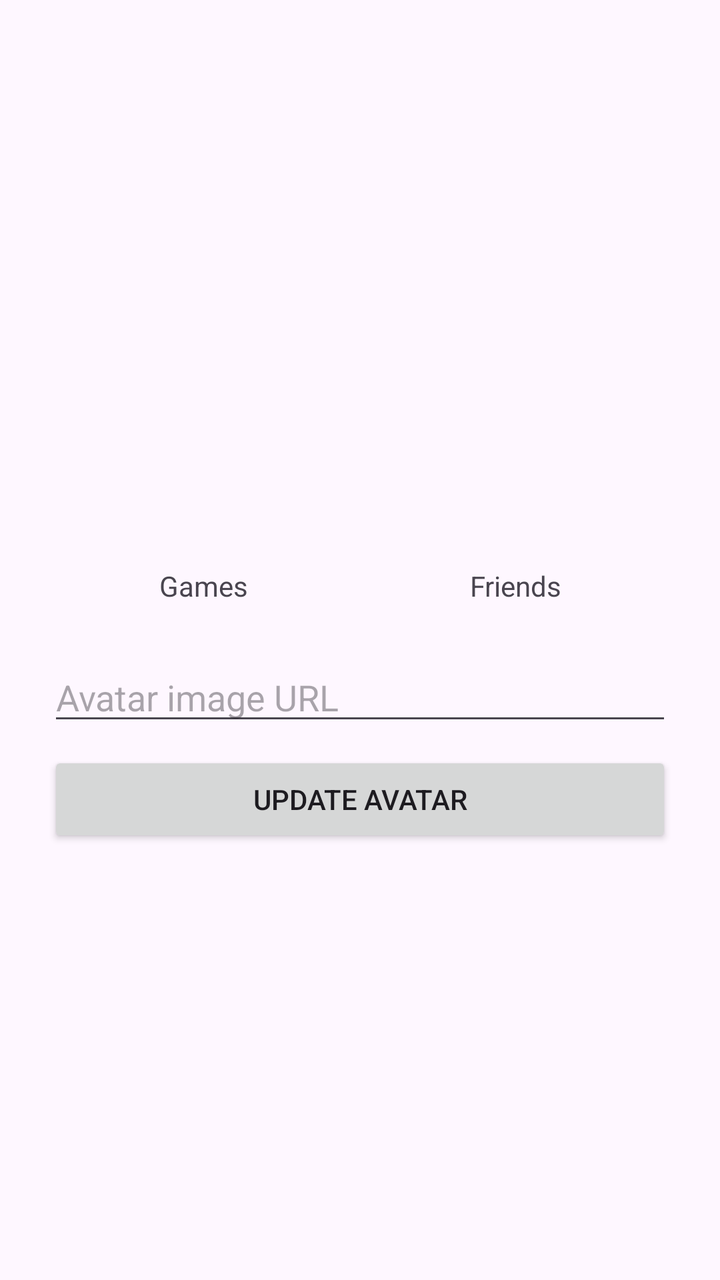
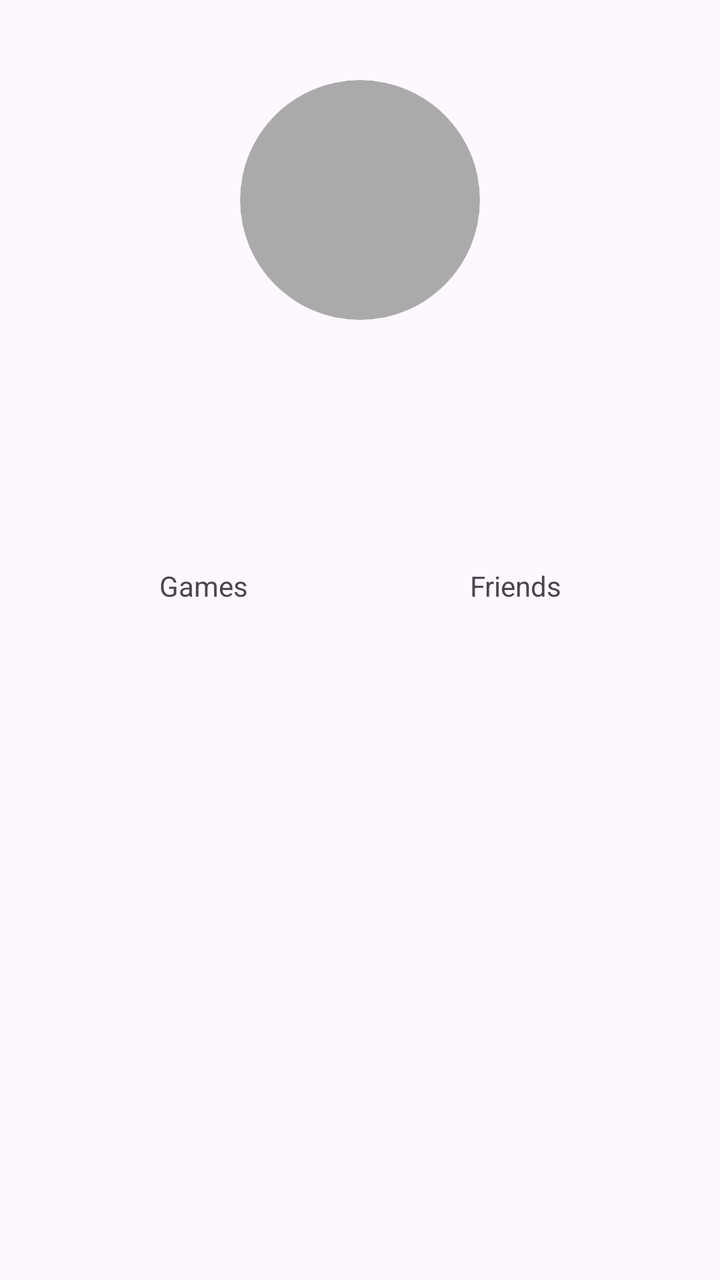

Before-and-after screenshots of an Android layout around one commit, followed by the original layout XML and the change that was made.
<!-- AndroidManifest.xml: activity theme Theme.GameHub -->
<!-- res/layout/activity_profile.xml -->
<?xml version="1.0" encoding="utf-8"?>
<LinearLayout xmlns:android="http://schemas.android.com/apk/res/android"
    android:layout_width="match_parent"
    android:layout_height="match_parent"
    android:orientation="vertical"
    android:gravity="center_horizontal"
    android:padding="24dp">

    <ImageView
        android:id="@+id/imageAvatar"
        android:layout_width="120dp"
        android:layout_height="120dp"
        android:scaleType="centerCrop"
        android:layout_marginTop="16dp" />

    <TextView
        android:id="@+id/textUsername"
        android:layout_width="wrap_content"
        android:layout_height="wrap_content"
        android:textSize="22sp"
        android:textStyle="bold"
        android:layout_marginTop="16dp" />

    <TextView
        android:id="@+id/textEmail"
        android:layout_width="wrap_content"
        android:layout_height="wrap_content"
        android:textSize="16sp"
        android:layout_marginTop="8dp" />

    <LinearLayout
        android:layout_width="match_parent"
        android:layout_height="wrap_content"
        android:orientation="horizontal"
        android:layout_marginTop="16dp"
        android:gravity="center">

        <LinearLayout
            android:layout_width="0dp"
            android:layout_height="wrap_content"
            android:layout_weight="1"
            android:orientation="vertical"
            android:gravity="center">

            <TextView
                android:id="@+id/textGameCount"
                android:layout_width="wrap_content"
                android:layout_height="wrap_content"
                android:textSize="24sp"
                android:textStyle="bold" />

            <TextView
                android:layout_width="wrap_content"
                android:layout_height="wrap_content"
                android:text="Games" />

        </LinearLayout>

        <LinearLayout
            android:layout_width="0dp"
            android:layout_height="wrap_content"
            android:layout_weight="1"
            android:orientation="vertical"
            android:gravity="center">

            <TextView
                android:id="@+id/textFriendCount"
                android:layout_width="wrap_content"
                android:layout_height="wrap_content"
                android:textSize="24sp"
                android:textStyle="bold" />

            <TextView
                android:layout_width="wrap_content"
                android:layout_height="wrap_content"
                android:text="Friends" />

        </LinearLayout>

    </LinearLayout>

    <EditText
        android:id="@+id/editAvatarUrl"
        android:layout_width="match_parent"
        android:layout_height="wrap_content"
        android:hint="Avatar image URL"
        android:layout_marginTop="24dp" />

    <Button
        android:id="@+id/buttonUpdateAvatar"
        android:layout_width="match_parent"
        android:layout_height="wrap_content"
        android:text="Update Avatar"
        android:layout_marginTop="8dp" />

    <TextView
        android:id="@+id/textError"
        android:layout_width="match_parent"
        android:layout_height="wrap_content"
        android:textColor="#FF0000"
        android:layout_marginTop="8dp" />

</LinearLayout>
<!-- resources referenced by this layout -->
<resources>
  <style name="Theme.GameHub" parent="Theme.Material3.DayNight.NoActionBar" />
</resources>

<!-- the commit's change to res/layout/activity_profile.xml (unified diff, before → after) -->
@@ -11,6 +11,8 @@
         android:layout_width="120dp"
         android:layout_height="120dp"
         android:scaleType="centerCrop"
+        android:background="@drawable/circle_background"
+        android:clipToOutline="true"
         android:layout_marginTop="16dp" />
 
     <TextView
@@ -79,25 +81,11 @@
 
     </LinearLayout>
 
-    <EditText
-        android:id="@+id/editAvatarUrl"
-        android:layout_width="match_parent"
-        android:layout_height="wrap_content"
-        android:hint="Avatar image URL"
-        android:layout_marginTop="24dp" />
-
-    <Button
-        android:id="@+id/buttonUpdateAvatar"
-        android:layout_width="match_parent"
-        android:layout_height="wrap_content"
-        android:text="Update Avatar"
-        android:layout_marginTop="8dp" />
-
     <TextView
         android:id="@+id/textError"
         android:layout_width="match_parent"
         android:layout_height="wrap_content"
         android:textColor="#FF0000"
-        android:layout_marginTop="8dp" />
+        android:layout_marginTop="16dp" />
 
 </LinearLayout>
<!-- resource entries referenced after the edit -->
@@ -1,5 +1,11 @@
 <!-- resources referenced by this layout -->
 <resources>
+  <!-- drawable circle_background (drawable) -->
+  <?xml version="1.0" encoding="utf-8"?>
+  <shape xmlns:android="http://schemas.android.com/apk/res/android"
+      android:shape="oval">
+      <solid android:color="@android:color/darker_gray" />
+  </shape>
   <style name="Theme.GameHub" parent="Theme.Material3.DayNight.NoActionBar" />
 </resources>
 
